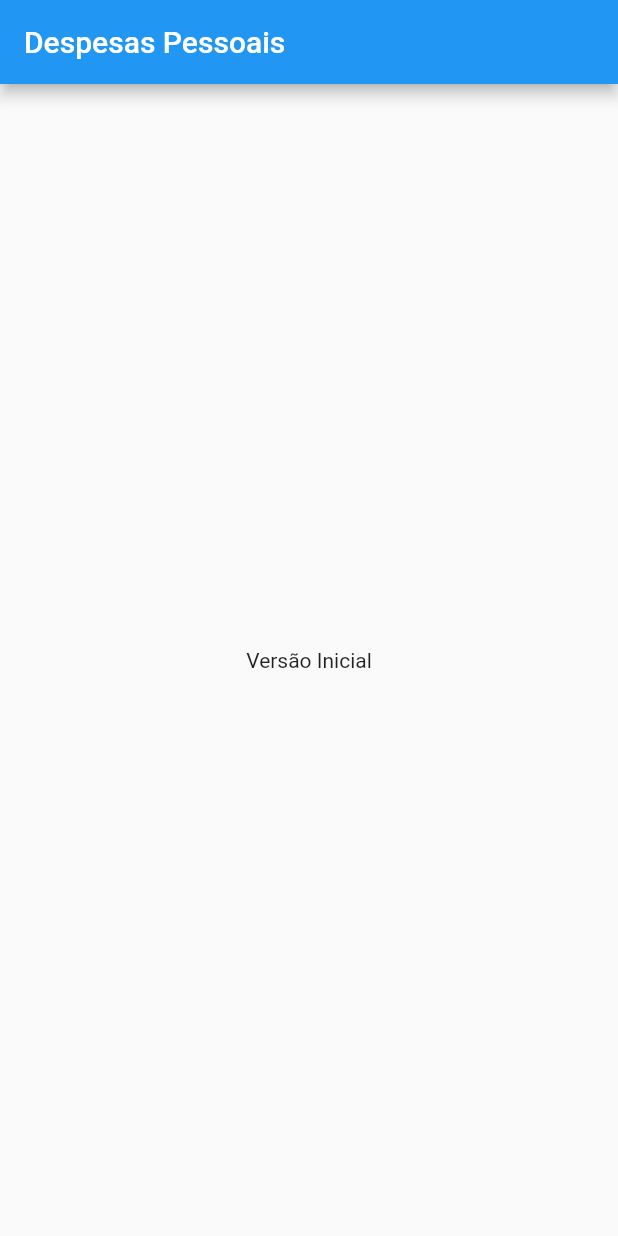
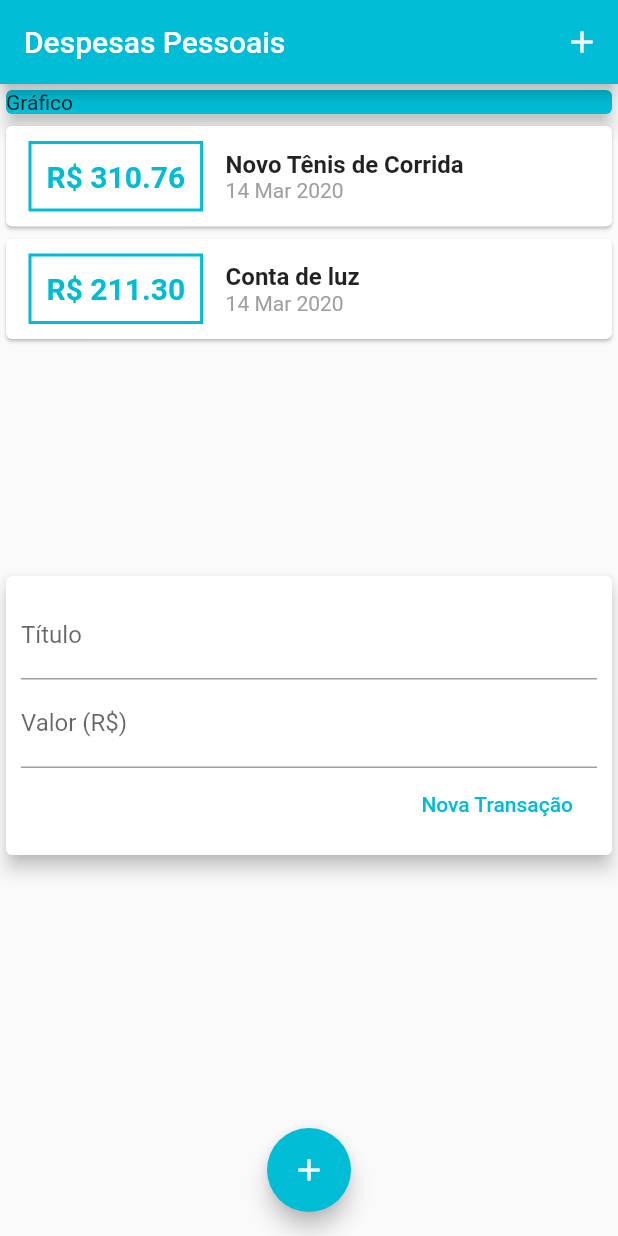
Before and after one commit to guiireal/expenses, a Flutter app: the screen it shows after launch, on a phone screen of 412 x 824 dp. Run offline on Flutter 3.47's test engine with Material 2 defaults, Android fonts, the phone set to English and light mode, and no system bars.

Commit message:
Colors and components

```diff
--- /dev/null
+++ b/lib/components/TransactionForm.dart
@@ -0,0 +1,54 @@
+import 'package:expenses/helpers/custom_colors.dart';
+import 'package:flutter/material.dart';
+
+class TransactionForm extends StatelessWidget {
+  final TextEditingController titleController = TextEditingController();
+  final TextEditingController valueController = TextEditingController();
+
+  final void Function(String, double) onSubmit;
+
+  TransactionForm(this.onSubmit);
+
+  void _submitForm() {
+    final title = titleController.text;
+    final value = double.tryParse(valueController.text) ?? 0.0;
+
+    if (title.isEmpty || value <= 0) return;
+
+    this.onSubmit(title, value);
+  }
+
+  @override
+  Widget build(BuildContext context) {
+    return Card(
+        elevation: 5,
+        child: Padding(
+          padding: const EdgeInsets.all(10),
+          child: Column(
+            children: <Widget>[
+              TextField(
+                controller: this.titleController,
+                decoration: InputDecoration(labelText: 'Título'),
+                onSubmitted: (_) => this._submitForm(),
+              ),
+              TextField(
+                controller: this.valueController,
+                keyboardType: TextInputType.numberWithOptions(decimal: true),
+                decoration: InputDecoration(labelText: "Valor (R\$)"),
+                onSubmitted: (_) => this._submitForm(),
+              ),
+              Row(
+                mainAxisAlignment: MainAxisAlignment.end,
+                children: <Widget>[
+                  FlatButton(
+                    child: Text('Nova Transação'),
+                    textColor: CustomColors.colorPrimary,
+                    onPressed: this._submitForm,
+                  ),
+                ],
+              )
+            ],
+          ),
+        ));
+  }
+}
--- /dev/null
+++ b/lib/components/TransactionList.dart
@@ -0,0 +1,54 @@
+import 'package:expenses/models/Transaction.dart';
+import 'package:flutter/material.dart';
+import 'package:expenses/helpers/custom_colors.dart';
+import 'package:intl/intl.dart';
+
+class TransactionList extends StatelessWidget {
+  final List<Transaction> transactions;
+
+  TransactionList(this.transactions);
+
+  @override
+  Widget build(BuildContext context) {
+    return Container(
+      height: 300,
+      child: ListView.builder(
+        itemCount: this.transactions.length,
+        itemBuilder: (ctx, index) {
+          final Transaction transaction = this.transactions[index];
+          return Card(
+              child: Row(
+            children: <Widget>[
+              Container(
+                  child: Text(
+                    "R\$ ${transaction.value.toStringAsFixed(2)}",
+                    style: TextStyle(
+                        fontWeight: FontWeight.bold,
+                        fontSize: 20,
+                        color: CustomColors.colorPrimary),
+                  ),
+                  margin: EdgeInsets.symmetric(horizontal: 15, vertical: 10),
+                  decoration: BoxDecoration(
+                      border: Border.all(
+                          color: CustomColors.colorPrimary, width: 2)),
+                  padding: EdgeInsets.all(10)),
+              Column(
+                crossAxisAlignment: CrossAxisAlignment.start,
+                children: <Widget>[
+                  Text(
+                    transaction.title,
+                    style: TextStyle(fontSize: 16, fontWeight: FontWeight.bold),
+                  ),
+                  Text(
+                    DateFormat('d MMM y').format(transaction.date),
+                    style: TextStyle(color: Colors.grey),
+                  )
+                ],
+              )
+            ],
+          ));
+        },
+      ),
+    );
+  }
+}
--- /dev/null
+++ b/lib/components/TransactionUser.dart
@@ -0,0 +1,45 @@
+import 'dart:math';
+
+import 'package:flutter/material.dart';
+import 'package:expenses/models/Transaction.dart';
+import 'package:expenses/components/TransactionList.dart';
+import 'package:expenses/components/TransactionForm.dart';
+
+class TransactionUser extends StatefulWidget {
+  @override
+  _TransactionUserState createState() => _TransactionUserState();
+}
+
+class _TransactionUserState extends State<TransactionUser> {
+  final List<Transaction> _transactions = [
+    Transaction(
+        id: 't1',
+        title: 'Novo Tênis de Corrida',
+        value: 310.76,
+        date: DateTime.now()),
+    Transaction(
+        id: 't2', title: 'Conta de luz', value: 211.30, date: DateTime.now()),
+  ];
+
+  void _addTransaction(String title, double value) {
+    final newTransaction = Transaction(
+        id: Random().nextDouble().toString(),
+        title: title,
+        value: value,
+        date: DateTime.now());
+
+    setState(() {
+      this._transactions.add(newTransaction);
+    });
+  }
+
+  @override
+  Widget build(BuildContext context) {
+    return Column(
+      children: <Widget>[
+        TransactionList(this._transactions),
+        TransactionForm(this._addTransaction)
+      ],
+    );
+  }
+}
--- /dev/null
+++ b/lib/helpers/custom_colors.dart
@@ -0,0 +1,9 @@
+import 'package:flutter/material.dart';
+
+class CustomColors {
+  static final MaterialColor _colorPrimary = Colors.cyan;
+
+  static get colorPrimary {
+    return CustomColors._colorPrimary;
+  }
+}
--- a/lib/main.dart
+++ b/lib/main.dart
@@ -1,4 +1,6 @@
+import 'package:expenses/helpers/custom_colors.dart';
 import 'package:flutter/material.dart';
+import 'components/TransactionUser.dart';
 
 void main() => runApp(ExpensesApp());
 
@@ -7,20 +9,48 @@ class ExpensesApp extends StatelessWidget {
   Widget build(BuildContext context) {
     return MaterialApp(
       home: MyHomePage(),
+      debugShowCheckedModeBanner: false,
     );
   }
 }
 
 class MyHomePage extends StatelessWidget {
+
   @override
   Widget build(BuildContext context) {
     return Scaffold(
       appBar: AppBar(
         title: Text('Despesas Pessoais'),
+        backgroundColor: CustomColors.colorPrimary,
+        actions: <Widget>[
+          IconButton(
+            icon: Icon(Icons.add),
+            onPressed: () {},
+          )
+        ],
       ),
-      body: Center(
-        child: Text('Versão Inicial'),
+      body: SingleChildScrollView(
+        child: Column(
+          crossAxisAlignment: CrossAxisAlignment.stretch,
+          children: <Widget>[
+            Container(
+              width: double.infinity,
+              child: Card(
+                child: Text('Gráfico'),
+                color: CustomColors.colorPrimary,
+                elevation: 5,
+              ),
+            ),
+            TransactionUser()
+          ],
+        ),
       ),
+      floatingActionButton: FloatingActionButton(
+        child: Icon(Icons.add),
+        backgroundColor: CustomColors.colorPrimary,
+        onPressed: () {},
+      ),
+      floatingActionButtonLocation: FloatingActionButtonLocation.centerFloat,
     );
   }
 }
--- /dev/null
+++ b/lib/models/Transaction.dart
@@ -0,0 +1,16 @@
+import 'package:flutter/foundation.dart';
+
+class Transaction {
+  final String id;
+  final String title;
+  final double value;
+  final DateTime date;
+
+  Transaction({
+    @required this.id,
+    @required this.title,
+    @required this.value,
+    @required this.date
+  });
+
+}
--- a/pubspec.yaml
+++ b/pubspec.yaml
@@ -14,11 +14,13 @@ description: Uma aplicação de despesas pessoais
 version: 1.0.0+1
 
 environment:
-  sdk: ">=2.1.0 <3.0.0"
+  sdk: ">=2.3.0 <3.0.0"
 
 dependencies:
   flutter:
     sdk: flutter
+
+  intl: ^0.16.1
 
   # The following adds the Cupertino Icons font to your application.
   # Use with the CupertinoIcons class for iOS style icons.
```
Also changed, not shown: pubspec.lock.
